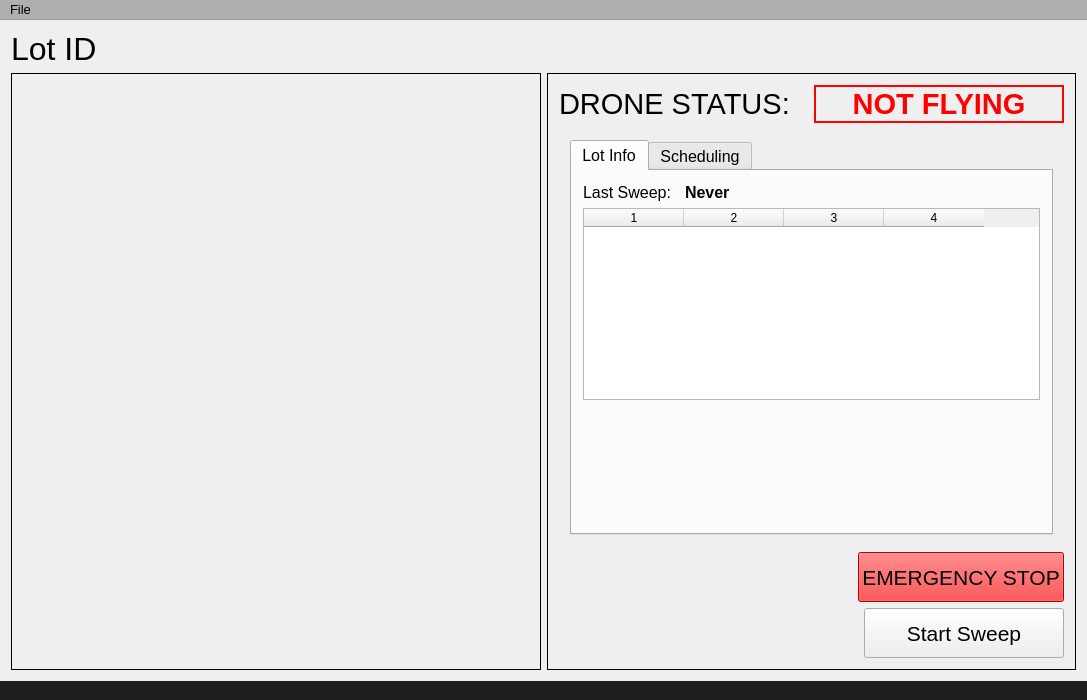
This is DronePark1/DronePark1/dronepark1.ui in Nomen-Naught/DronePark1 as Qt 5 draws it before an edit. The edited form follows.
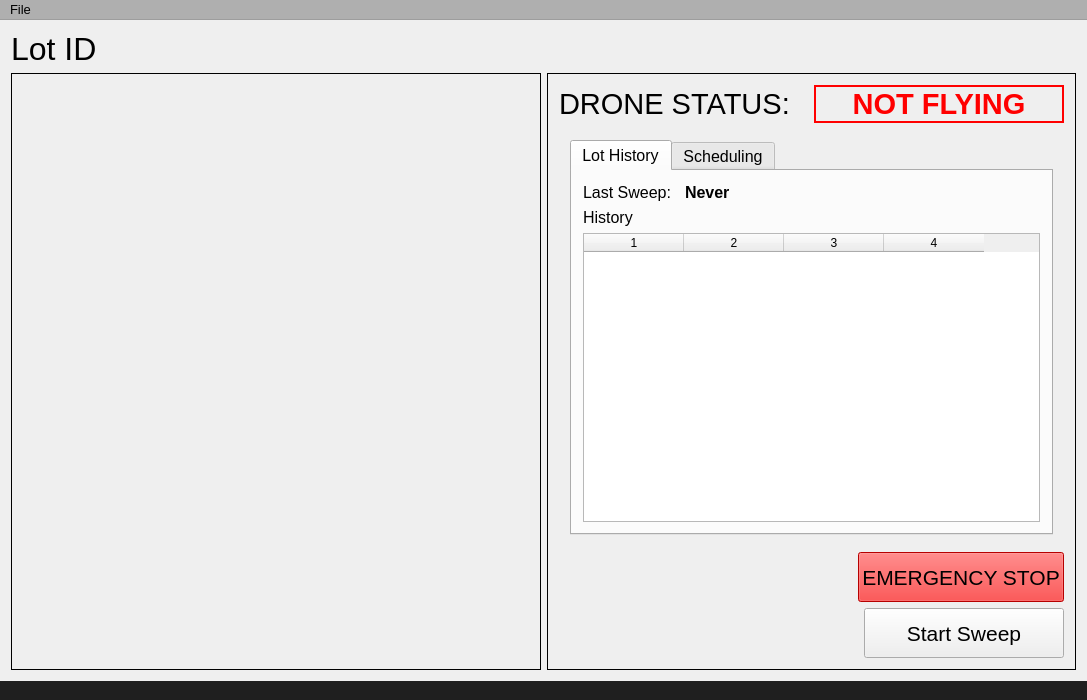
This is the edited form. Icons and pictures are not drawn. Custom widgets are drawn as their Qt base class.

Commit message: Finished History Tab for now

Patch:
```diff
--- a/DronePark1/DronePark1/dronepark1.ui
+++ b/DronePark1/DronePark1/dronepark1.ui
@@ -572,7 +572,7 @@
                 </property>
                 <widget class="QWidget" name="lotInfoTab">
                  <attribute name="title">
-                  <string>Lot Info</string>
+                  <string>Lot History</string>
                  </attribute>
                  <layout class="QVBoxLayout" name="verticalLayout_4">
                   <item>
@@ -621,30 +621,35 @@
                     </item>
                    </layout>
                   </item>
+                  <item>
+                   <widget class="QLabel" name="label">
+                    <property name="font">
+                     <font>
+                      <pointsize>12</pointsize>
+                     </font>
+                    </property>
+                    <property name="text">
+                     <string>History</string>
+                    </property>
+                   </widget>
+                  </item>
                   <item>
                    <widget class="QTableWidget" name="historyTable">
                     <property name="columnCount">
                      <number>4</number>
                     </property>
+                    <attribute name="horizontalHeaderDefaultSectionSize">
+                     <number>100</number>
+                    </attribute>
+                    <attribute name="horizontalHeaderStretchLastSection">
+                     <bool>false</bool>
+                    </attribute>
                     <column/>
                     <column/>
                     <column/>
                     <column/>
                    </widget>
                   </item>
-                  <item>
-                   <spacer name="verticalSpacer">
-                    <property name="orientation">
-                     <enum>Qt::Vertical</enum>
-                    </property>
-                    <property name="sizeHint" stdset="0">
-                     <size>
-                      <width>20</width>
-                      <height>40</height>
-                     </size>
-                    </property>
-                   </spacer>
-                  </item>
                  </layout>
                 </widget>
                 <widget class="QWidget" name="schedulingTab">
```
Left out of the diff: 2 changed lines with no effect on the pictures. The commit also changes 7 other files.
